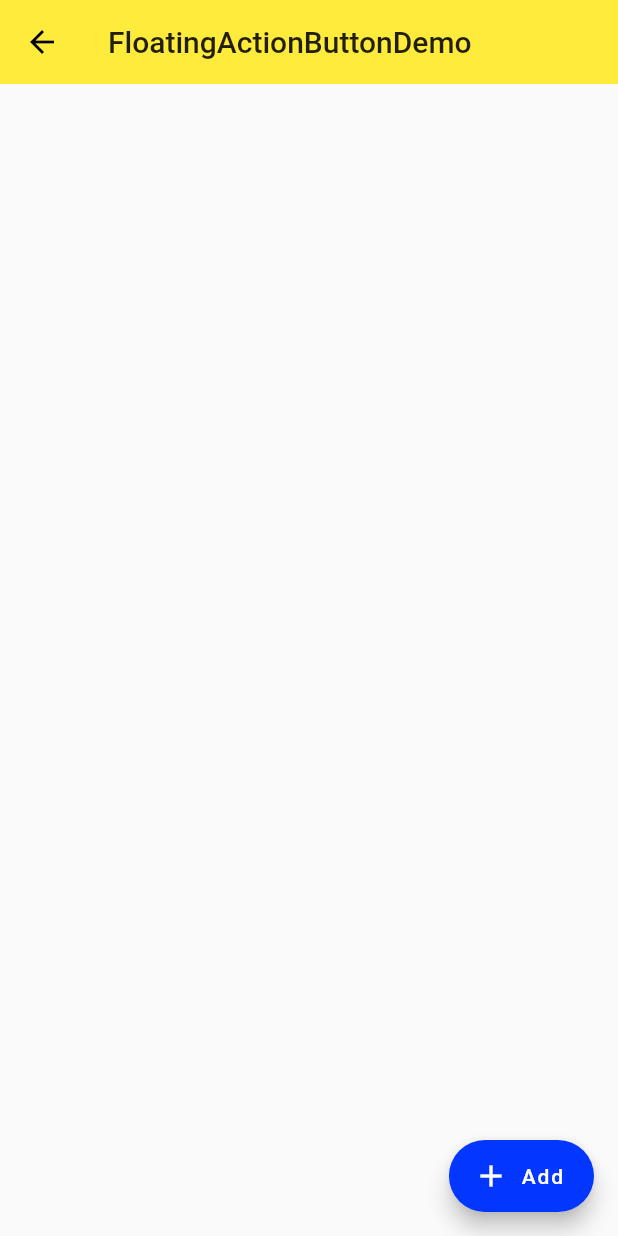
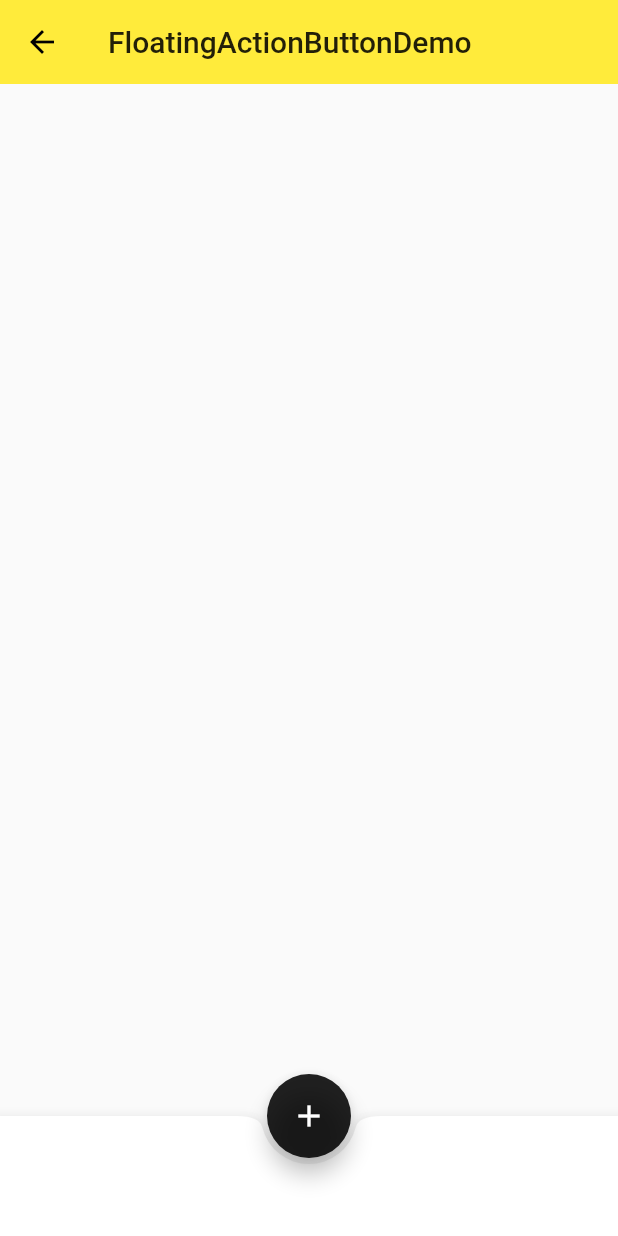
Before and after one commit to XYXiaoYuan/flutter_study, a Flutter app: the FloatingActionButtonDemo screen opened directly, on a phone screen of 412 x 824 dp. Run offline on Flutter 3.47's test engine with Material 2 defaults, Android fonts, the phone set to English and light mode, and no system bars.

Commit message:
BottomAppBar：底部工具栏

```diff
--- a/flutter_study/lib/demo/material_components.dart
+++ b/flutter_study/lib/demo/material_components.dart
@@ -302,9 +302,9 @@ class FloatingActionButtonDemo extends StatelessWidget {
       onPressed: () {},
       child: Icon(Icons.add),
       backgroundColor: Colors.black87,
-      shape: BeveledRectangleBorder(
-        borderRadius: BorderRadius.circular(30.0)
-      )
+      // shape: BeveledRectangleBorder(
+      //   borderRadius: BorderRadius.circular(30.0)
+      // )
     );
 
     final Widget _floatingActionButtonExtended = FloatingActionButton.extended(
@@ -318,7 +318,14 @@ class FloatingActionButtonDemo extends StatelessWidget {
         title: Text('FloatingActionButtonDemo'),
         elevation: 0.0,
       ),
-      floatingActionButton: _floatingActionButtonExtended,
+      floatingActionButton: _floatingActionButton,
+      floatingActionButtonLocation: FloatingActionButtonLocation.centerDocked,
+      bottomNavigationBar: BottomAppBar(
+        child: Container(
+          height: 80.0,
+        ),
+        shape: CircularNotchedRectangle(),
+      ),
     );
   }
 }
```
